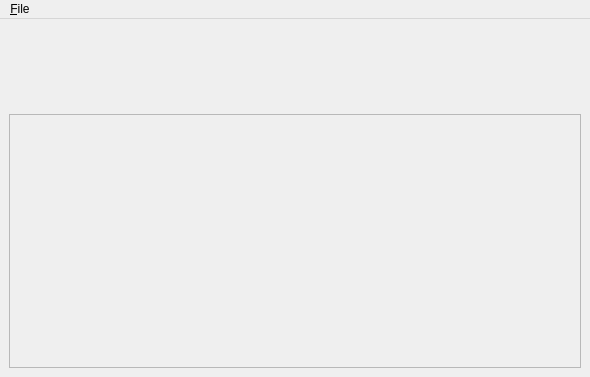
Qt form lib/twitrrerr/ui/main_window.ui (nilsding/twitrrerr) before a commit.
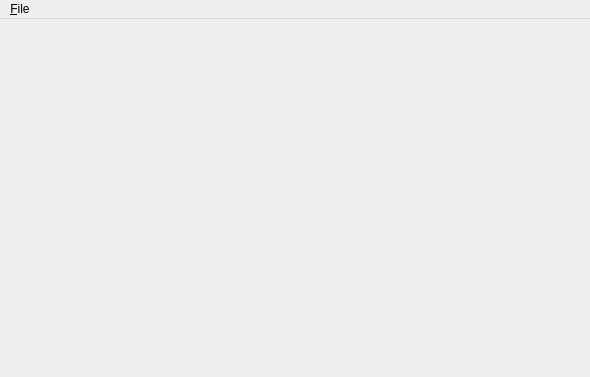
The same form after that commit. Custom widgets are drawn as their Qt base class.

```diff
--- a/lib/twitrrerr/ui/main_window.ui
+++ b/lib/twitrrerr/ui/main_window.ui
@@ -33,6 +33,12 @@
     </item>
     <item>
      <widget class="QScrollArea" name="qsa_timelines">
+      <property name="frameShape">
+       <enum>QFrame::NoFrame</enum>
+      </property>
+      <property name="verticalScrollBarPolicy">
+       <enum>Qt::ScrollBarAlwaysOff</enum>
+      </property>
       <property name="widgetResizable">
        <bool>true</bool>
       </property>
@@ -41,8 +47,8 @@
         <rect>
          <x>0</x>
          <y>0</y>
-         <width>576</width>
-         <height>258</height>
+         <width>582</width>
+         <height>264</height>
         </rect>
        </property>
       </widget>
```
